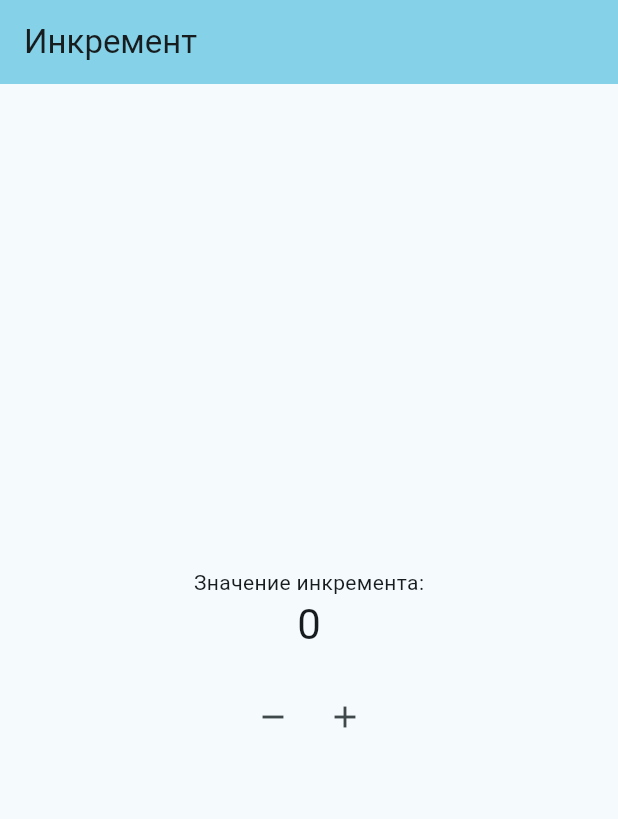
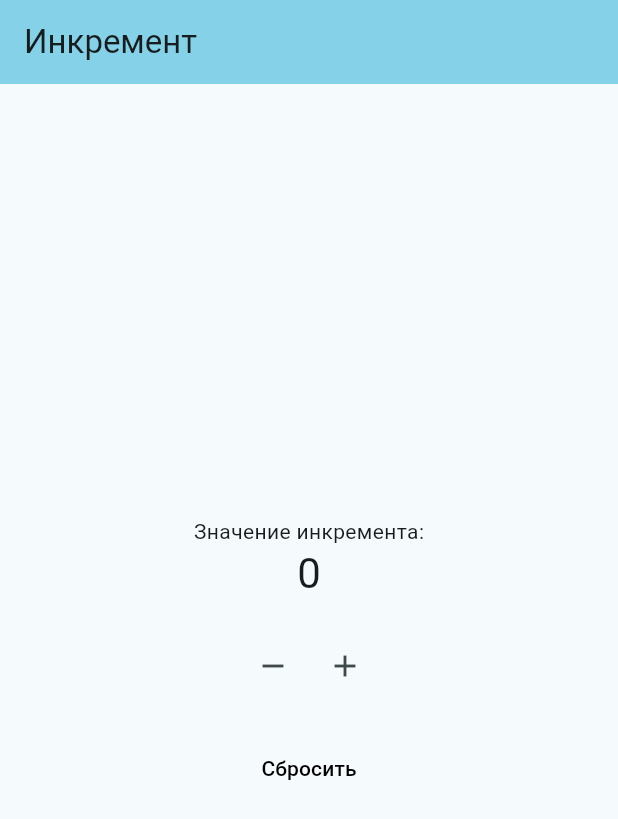
Before and after one commit to SVIKI17/PI2303_SVISCHEV, a Flutter app: the screen it shows after launch, on a phone screen of 412 x 824 dp. Shown: the top 819 px of the screen. Run offline on Flutter 3.47's test engine with Material 3 defaults, Android fonts, the phone set to English and light mode, and no system bars.

Commit message:
Добавление кнопки 'Сбросить' со сбросом значения

```diff
--- a/lab3_app/lib/main.dart
+++ b/lab3_app/lib/main.dart
@@ -58,7 +58,7 @@ class _MyHomePageState extends State<MyHomePage> {
               '$_counter',
               style: Theme.of(context).textTheme.headlineMedium,
             ),
-            const SizedBox(height: 20), // отступ
+            const SizedBox(height: 20),
             Row(
               mainAxisAlignment: MainAxisAlignment.center,
               children: [
@@ -80,6 +80,16 @@ class _MyHomePageState extends State<MyHomePage> {
                 ),
               ],
             ),
+            const SizedBox(height: 20),
+            TextButton(
+              style: TextButton.styleFrom(foregroundColor: const Color.fromARGB(255, 0, 0, 0)),
+              onPressed: () {
+                setState(() {
+                  _counter = 0;
+                });
+              },
+              child: const Text('Сбросить'),
+            ),
           ],
         ),
       ),
```
